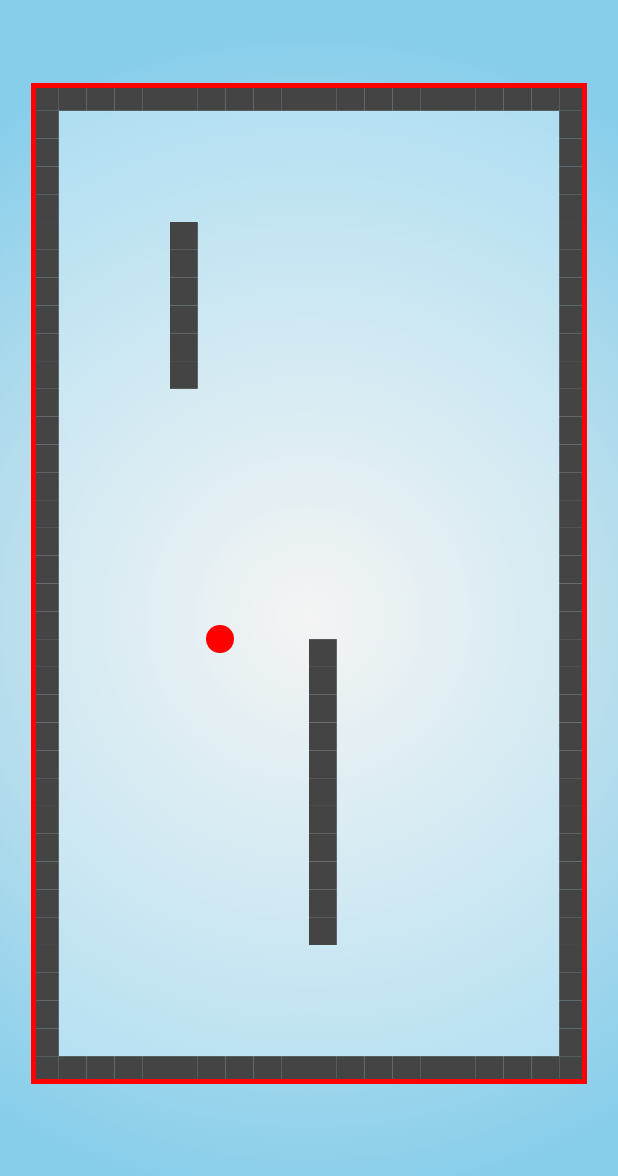
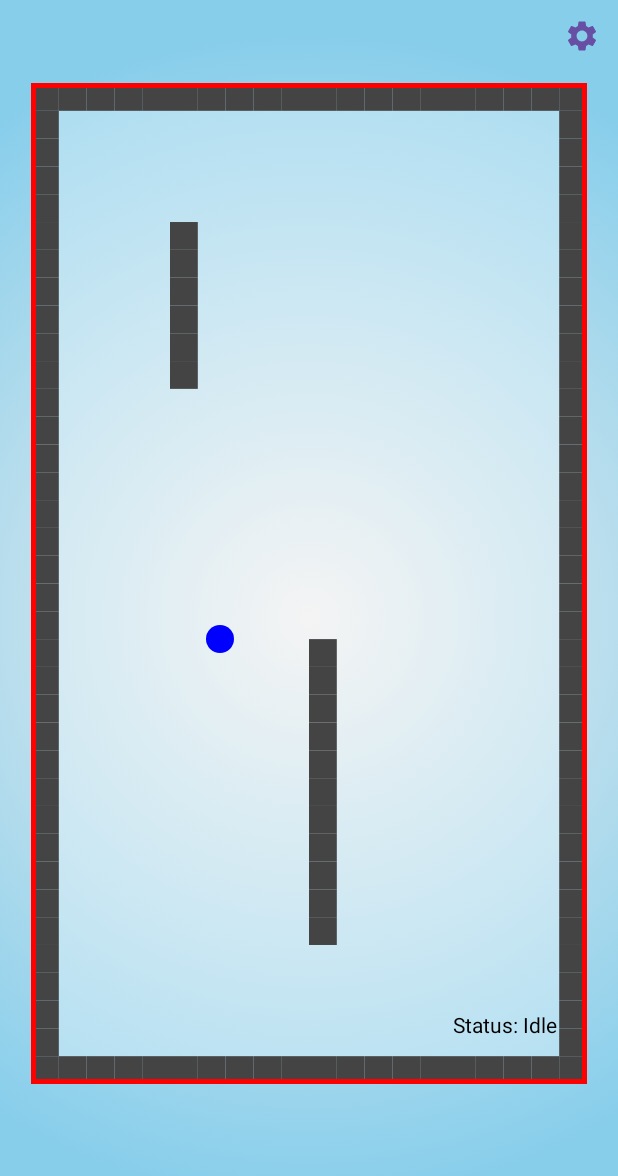
Before and after one commit to Igotz-e2/di-examen-template, an Android app built with Jetpack Compose: the screen it shows after launch (MainActivity), on a phone screen of 412 x 824 dp. Shown: the top 1176 px of the screen. Run offline under Robolectric (Android 15) with nearby library versions, the phone set to English and light mode, and no system bars; our stand-ins replace livedata-compose.

Commit message:
Avances Examen

```diff
--- a/app/build.gradle.kts
+++ b/app/build.gradle.kts
@@ -60,6 +60,7 @@ dependencies {
     implementation(libs.androidx.ui.tooling.preview)
     implementation(libs.androidx.runtime.livedata)
     implementation(libs.androidx.ui.text.google.fonts)
+    implementation(libs.androidx.appcompat)
     testImplementation(libs.junit)
     androidTestImplementation(libs.androidx.junit)
     androidTestImplementation(libs.androidx.espresso.core)
--- a/app/src/main/java/com/example/languagecompose/App.kt
+++ b/app/src/main/java/com/example/languagecompose/App.kt
@@ -4,6 +4,7 @@ import android.app.Application
 import android.content.Context
 import android.content.res.Configuration
 import android.util.Log
+import androidx.appcompat.app.AppCompatDelegate
 import java.util.Locale
 
 /*
@@ -49,6 +50,7 @@ class App : Application() {
             return setLocale(context, language)
         }
 
+
         // Actualiza la configuración del idioma
         fun setLocale(context: Context, language: String): Context {
             val locale = Locale(language)
--- a/app/src/main/java/com/example/languagecompose/Character.kt
+++ b/app/src/main/java/com/example/languagecompose/Character.kt
@@ -5,16 +5,25 @@ package com.example.languagecompose
 import android.util.Log
 import androidx.compose.foundation.Canvas
 import androidx.compose.foundation.layout.Box
+import androidx.compose.foundation.layout.fillMaxHeight
 import androidx.compose.foundation.layout.fillMaxSize
+import androidx.compose.foundation.layout.height
 import androidx.compose.foundation.layout.offset
+import androidx.compose.foundation.layout.padding
 import androidx.compose.foundation.layout.size
+import androidx.compose.material3.Button
+import androidx.compose.material3.Text
 import androidx.compose.runtime.Composable
+import androidx.compose.runtime.collectAsState
 import androidx.compose.runtime.getValue
 import androidx.compose.runtime.livedata.observeAsState
+import androidx.compose.ui.Alignment
 import androidx.compose.ui.Modifier
 import androidx.compose.ui.graphics.Color
+import androidx.compose.ui.res.stringResource
 import androidx.compose.ui.tooling.preview.Preview
 import androidx.compose.ui.unit.dp
+import androidx.compose.ui.unit.sp
 import androidx.lifecycle.LiveData
 import androidx.lifecycle.MutableLiveData
 import androidx.lifecycle.ViewModel
@@ -56,6 +65,9 @@ class CharacterViewModel(
     // Tamaño "lógico" del personaje
     val characterDiameter = 25f
 
+
+    private var joystickState = JoystickState(0f, 0f, 0f)
+
     /**
      * Llamar a esta función para que el CharacterViewModel
      * empiece a observar el LiveData del joystick y aplicar
@@ -63,16 +75,15 @@ class CharacterViewModel(
      *
      * @param joystickLiveData LiveData<JoystickState> proveniente del HudViewModel
      */
+
     fun startCollectingJoystick(joystickLiveData: LiveData<JoystickState>) {
 
         // 1) Observar los cambios del joystick
         // 2) Iniciar la simulación con un "game loop"
-        var joystickState = JoystickState(0f, 0f, 0f)
 
         // Observamos el LiveData (puedes usar Flow o StateFlow si lo prefieres)
-        joystickLiveData.observeForever { newState ->
-            Log.d("CharacterViewModel", "JoystickState: $newState")
-            joystickState = newState
+        joystickLiveData.observeForever {
+            joystickState = it
         }
 
         // Lanzamos una corrutina que actualiza la física ~60 veces por segundo
@@ -136,13 +147,10 @@ class CharacterViewModel(
                 _characterY.postValue(finalY)
 
                 // Actualizar estado (IDLE si casi no hay movimiento)
-                _currentState.value = if (speed == 0f) {
-                        CharacterState.IDLE
-                    } else {
-                        CharacterState.MOVING
+                _currentState.value = if (speed == 0f) CharacterState.IDLE else CharacterState.MOVING
             }
         }
-        }
+
     }
 }
 
@@ -154,28 +162,51 @@ fun CharacterPreview() {
 
 @Composable
 fun CharacterView(characterViewModel: CharacterViewModel, scale: Float) {
-    val x by characterViewModel.characterX.observeAsState(170f)  // centro X
-    val y by characterViewModel.characterY.observeAsState(500f)  // centro Y
+    // Observamos coordenadas y estado actual
+    val x by characterViewModel.characterX.observeAsState(170f)
+    val y by characterViewModel.characterY.observeAsState(500f)
+    val state by characterViewModel.currentState.collectAsState()
 
-    // Radio "lógico"
-    val logicalRadius = 12.5f  // 25 / 2
-    // Radio escalado a dp
+    // Radio del personaje
+    val logicalRadius = 12.5f // 25 / 2
     val scaledRadiusDp = (logicalRadius * scale).dp
 
-    // El offset real debe restar el radio para que la Box se dibuje centrada
+    // Offset visual (ajustamos para que se dibuje centrado)
     val offsetX = (x * scale).dp - scaledRadiusDp
     val offsetY = (y * scale).dp - scaledRadiusDp
+
+    // Color dinámico según el estado
+    val color = when (state) {
+        CharacterState.IDLE -> Color.Blue
+        CharacterState.MOVING -> Color.Red
+    }
+    val stateText = when (state) {
+        CharacterState.IDLE -> stringResource(id = R.string.status_idle)
+        CharacterState.MOVING -> stringResource(id = R.string.status_moving)
+    }
+    Box(modifier = Modifier.fillMaxSize()) {
 
         Box(
             modifier = Modifier
                 .offset(x = offsetX, y = offsetY)
-            .size((25 * scale).dp)           // Diámetro total
+                .size((25 * scale).dp)
         ) {
             Canvas(modifier = Modifier.fillMaxSize()) {
                 drawCircle(
-                color = Color.Red.copy(alpha = 1f),
-                radius = size.minDimension / 2   // Mitad del lado => radio
+                    color = color,
+                    radius = size.minDimension / 2
                 )
             }
         }
+
+        Text(
+            text = "${stringResource(R.string.status_label)} $stateText",
+            modifier = Modifier
+                .fillMaxHeight(0.1f)
+                .align(Alignment.BottomEnd)
+                .height(60.dp)
+                .padding(20.dp),
+            color = Color.Black
+        )
     }
+}
--- a/app/src/main/java/com/example/languagecompose/Level.kt
+++ b/app/src/main/java/com/example/languagecompose/Level.kt
@@ -8,12 +8,21 @@ import androidx.compose.foundation.layout.Box
 import androidx.compose.foundation.layout.BoxWithConstraints
 import androidx.compose.foundation.layout.fillMaxSize
 import androidx.compose.foundation.layout.offset
+import androidx.compose.foundation.layout.padding
 import androidx.compose.foundation.layout.size
+import androidx.compose.material.IconButton
+import androidx.compose.material.icons.Icons
+import androidx.compose.material.icons.filled.Close
+import androidx.compose.material.icons.filled.Settings
+import androidx.compose.material3.Icon
+import androidx.compose.material3.MaterialTheme
 import androidx.compose.runtime.Composable
 import androidx.compose.runtime.LaunchedEffect
 import androidx.compose.runtime.getValue
 import androidx.compose.runtime.livedata.observeAsState
+import androidx.compose.runtime.mutableStateOf
 import androidx.compose.runtime.remember
+import androidx.compose.runtime.setValue
 import androidx.compose.ui.Alignment
 import androidx.compose.ui.Modifier
 import androidx.compose.ui.geometry.Size
@@ -24,6 +33,7 @@ import androidx.compose.ui.graphics.Shader
 import androidx.compose.ui.graphics.ShaderBrush
 import androidx.compose.ui.graphics.graphicsLayer
 import androidx.compose.ui.platform.LocalContext
+import androidx.compose.ui.res.stringResource
 import androidx.compose.ui.tooling.preview.Preview
 import androidx.compose.ui.unit.Dp
 import androidx.compose.ui.unit.dp
@@ -93,6 +103,8 @@ fun Level(){
     // Inicializar el viewModel del mapa
     val levelVM = LevelViewModel()
 
+    val context = LocalContext.current
+
     // Inicializar el viewModel de los controles
     val hudVM: HudViewModel = HudViewModel()
 
@@ -100,55 +112,81 @@ fun Level(){
     val characterVM: CharacterViewModel = CharacterViewModel(CharacterState.IDLE)
 
     // Inicializar el viewModel de las configuraciones
-    val settingsVM: SettingsViewModel = SettingsViewModel(LocalContext.current)
+    val settingsVM = SettingsViewModel(context)
+
+    var showSettings by remember { mutableStateOf(false) }
 
     val scale by levelVM.scale.observeAsState(1f)
 
     FondoGradienteRadial(color = Color(0xFF87CEEB))
 
-    // Medir el tamaño real del contenedor donde se dibujará la escena
     BoxWithConstraints(
-        modifier = Modifier
-            .fillMaxSize()
+        modifier = Modifier.fillMaxSize()
     ) {
         val containerWidthDp = this.maxWidth
         val containerHeightDp = this.maxHeight
 
-        // Calculamos la escala tan pronto sepamos las dimensiones
         levelVM.setScale(containerWidthDp, containerHeightDp)
 
-        Log.d("Level", "Scale: $scale")
-        Log.d("Level", "Container width: ${containerWidthDp}}")
-        Log.d("Level", "Container height: ${containerHeightDp}")
+        Box(modifier = Modifier.fillMaxSize()) {
 
-        // Contenedor principal a tamaño completo
+            // Contenedor del mapa y personaje
             Box(
                 modifier = Modifier
                     .fillMaxSize(),
-            contentAlignment = Alignment.Center  // Centramos el contenido escalado
+                contentAlignment = Alignment.Center
             ) {
-            // Esta Box se dibuja con el tamaño escalado de nuestra escena lógica
                 Box(
                     modifier = Modifier
                         .size(LevelConstants.sceneWidthDp * scale, LevelConstants.sceneHeightDp * scale)
                         .offset(x = 0.dp, y = -((containerHeightDp - LevelConstants.sceneHeightDp * scale) / 2) * 0.3f)
                         .border(3.dp, Color.Red)
                         .background(Color.hsv(0f, 0f, 1f, 0.3f))
-                    .graphicsLayer {
-                        // Opcional: rotaciones, traslaciones, etc.
-                    }
+                        .graphicsLayer { }
                 ) {
-                // Dibuja tu mapa “dentro” de este tamaño escalado
                     MazeWallsView(MazeConfig.mazeData)
-                // Dibuja el personaje en su posición escalada
                     CharacterView(characterVM, scale)
                 }
 
-            // HUD (joystick) se superpone en pantalla completa,
-            // normalmente sin “scale”, porque es un UI overlay.
                 HudView(hudVM)
             }
 
+            // Botón de ajustes sobre todo lo demás
+            IconButton(
+                onClick = { showSettings = true },
+                modifier = Modifier
+                    .size(48.dp)
+                    .align(Alignment.TopEnd)
+                    .padding(8.dp)
+            ) {
+                Icon(
+                    imageVector = Icons.Default.Settings,
+                    contentDescription = stringResource(R.string.settings),
+                    tint = MaterialTheme.colorScheme.primary
+                )
+            }
+
+            // Mostrar pantalla de configuración si está activa
+            if (showSettings) {
+                Box(
+                    modifier = Modifier
+                        .fillMaxSize()
+                        .background(MaterialTheme.colorScheme.background)
+                        .padding(16.dp)
+                ) {
+                    SettingsScreen(viewModel = settingsVM)
+                    IconButton(
+                        onClick = { showSettings = false },
+                        modifier = Modifier.align(Alignment.TopEnd)
+                    ) {
+                        Icon(
+                            imageVector = Icons.Default.Close,
+                            contentDescription = stringResource(R.string.close)
+                        )
+                    }
+                }
+            }
+        }
     }
 
     // Inicializamos la recolección del joystick (lo ideal es hacerlo solo una vez).
--- a/app/src/main/res/values/strings.xml
+++ b/app/src/main/res/values/strings.xml
@@ -5,12 +5,18 @@
     <string name="change_lang">Change Language</string>
     <string name="selected_lang">Selected language</string>
     <string name="select_lang">Select language</string>
-    <string name="english">English</string>
-    <string name="spanish">Spanish</string>
-    <string name="french">French</string>
-    <string name="german">German</string>
+    <string name="english" translatable="false">English</string>
+    <string name="spanish" translatable="false">Spanish</string>
+    <string name="french" translatable="false">French</string>
+    <string name="german" translatable="false">German</string>
     <string name="dark_theme">Dark Theme</string>
     <string name="light_theme">Light Theme</string>
     <string name="selected_theme">Selected Theme</string>
     <string name="select_theme">Select Theme</string>
+    <string name="reset_position">Reset Position</string>
+    <string name="status_idle">Idle</string>
+    <string name="status_moving">Moving</string>
+    <string name="status_label">Status:</string>
+    <string name="settings">Settings</string>
+    <string name="close">Close</string>
 </resources>
--- a/gradle/libs.versions.toml
+++ b/gradle/libs.versions.toml
@@ -10,6 +10,7 @@ activityCompose = "1.9.2"
 composeBom = "2024.04.01"
 runtimeLivedata = "1.7.3"
 uiTextGoogleFonts = "1.7.3"
+appcompat = "1.7.0"
 
 [libraries]
 androidx-core-ktx = { group = "androidx.core", name = "core-ktx", version.ref = "coreKtx" }
@@ -28,6 +29,7 @@ androidx-ui-test-junit4 = { group = "androidx.compose.ui", name = "ui-test-junit
 androidx-material3 = { group = "androidx.compose.material3", name = "material3" }
 androidx-runtime-livedata = { group = "androidx.compose.runtime", name = "runtime-livedata", version.ref = "runtimeLivedata" }
 androidx-ui-text-google-fonts = { group = "androidx.compose.ui", name = "ui-text-google-fonts", version.ref = "uiTextGoogleFonts" }
+androidx-appcompat = { group = "androidx.appcompat", name = "appcompat", version.ref = "appcompat" }
 
 [plugins]
 android-application = { id = "com.android.application", version.ref = "agp" }
```
Also changed, not shown: app/src/main/java/com/example/languagecompose/Settings.kt (+18 -3 lines), 3 other files. Lines whose indentation alone changed are shown as unchanged.
